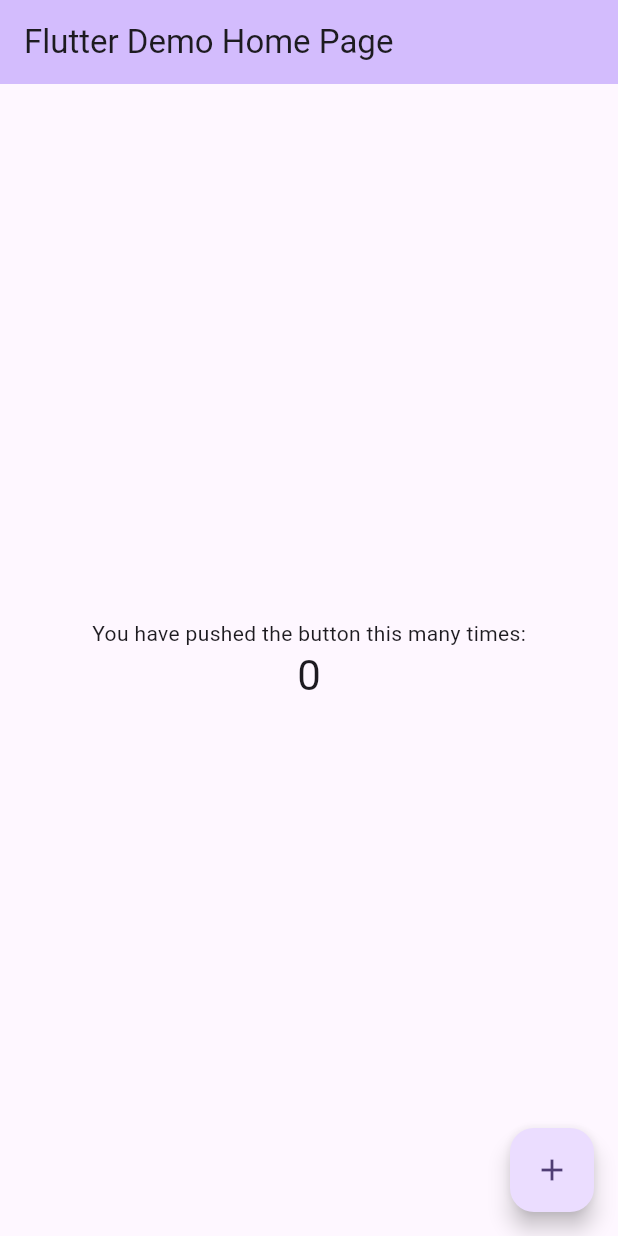
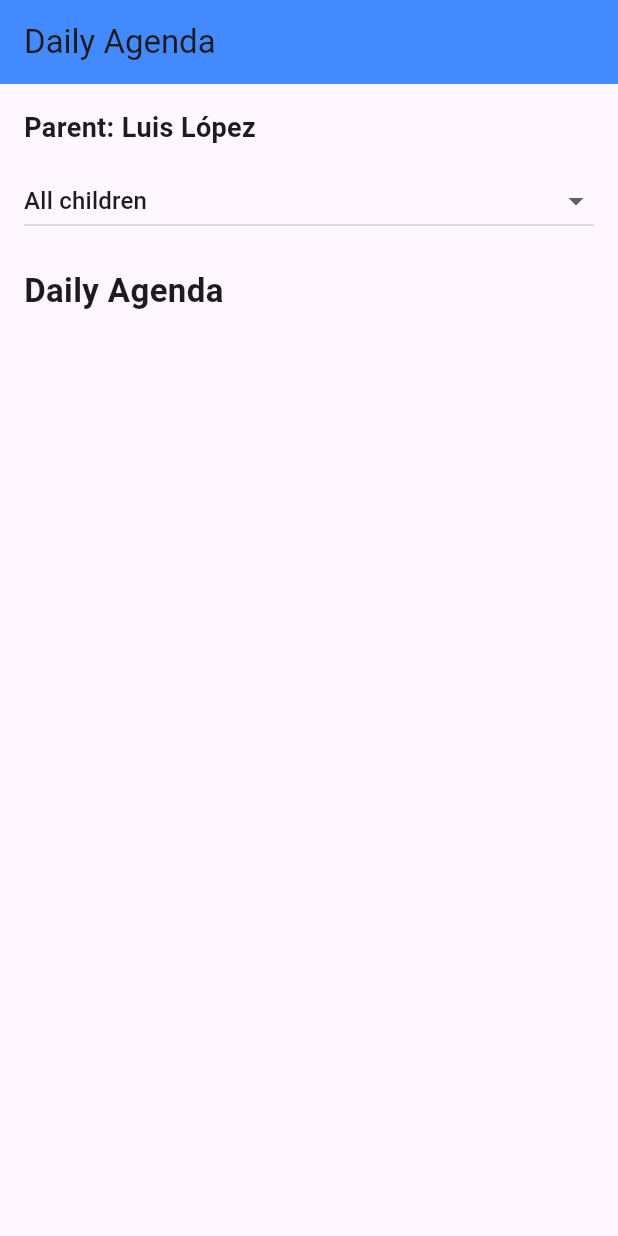
Before and after one commit to cguzmancode/flutter-daily-agenda, a Flutter app: the screen it shows after launch, on a phone screen of 412 x 824 dp. Run offline on Flutter 3.47's test engine with Material 3 defaults, Android fonts, the light colour scheme and no system bars; our stand-ins replace equatable, flutter_bloc.

Commit message:
feat: implement AgendaScreen with parent label and child dropdown selector

```diff
--- a/lib/main.dart
+++ b/lib/main.dart
@@ -1,122 +1,23 @@
+import 'package:daily_agenda/cubit/agenda_cubit.dart';
+import 'package:daily_agenda/screens/agenda_screen.dart';
 import 'package:flutter/material.dart';
+import 'package:flutter_bloc/flutter_bloc.dart';
 
 void main() {
-  runApp(const MyApp());
+  runApp(const DailyAgendaApp());
 }
 
-class MyApp extends StatelessWidget {
-  const MyApp({super.key});
+class DailyAgendaApp extends StatelessWidget {
+  const DailyAgendaApp({super.key});
 
-  // This widget is the root of your application.
   @override
   Widget build(BuildContext context) {
-    return MaterialApp(
-      title: 'Flutter Demo',
-      theme: ThemeData(
-        // This is the theme of your application.
-        //
-        // TRY THIS: Try running your application with "flutter run". You'll see
-        // the application has a purple toolbar. Then, without quitting the app,
-        // try changing the seedColor in the colorScheme below to Colors.green
-        // and then invoke "hot reload" (save your changes or press the "hot
-        // reload" button in a Flutter-supported IDE, or press "r" if you used
-        // the command line to start the app).
-        //
-        // Notice that the counter didn't reset back to zero; the application
-        // state is not lost during the reload. To reset the state, use hot
-        // restart instead.
-        //
-        // This works for code too, not just values: Most code changes can be
-        // tested with just a hot reload.
-        colorScheme: ColorScheme.fromSeed(seedColor: Colors.deepPurple),
+    return BlocProvider(
+      create: (_) => AgendaCubit(),
+      child: const MaterialApp(
+        debugShowCheckedModeBanner: false,
+        home: AgendaScreen(),
       ),
-      home: const MyHomePage(title: 'Flutter Demo Home Page'),
     );
   }
 }
-
-class MyHomePage extends StatefulWidget {
-  const MyHomePage({super.key, required this.title});
-
-  // This widget is the home page of your application. It is stateful, meaning
-  // that it has a State object (defined below) that contains fields that affect
-  // how it looks.
-
-  // This class is the configuration for the state. It holds the values (in this
-  // case the title) provided by the parent (in this case the App widget) and
-  // used by the build method of the State. Fields in a Widget subclass are
-  // always marked "final".
-
-  final String title;
-
-  @override
-  State<MyHomePage> createState() => _MyHomePageState();
-}
-
-class _MyHomePageState extends State<MyHomePage> {
-  int _counter = 0;
-
-  void _incrementCounter() {
-    setState(() {
-      // This call to setState tells the Flutter framework that something has
-      // changed in this State, which causes it to rerun the build method below
-      // so that the display can reflect the updated values. If we changed
-      // _counter without calling setState(), then the build method would not be
-      // called again, and so nothing would appear to happen.
-      _counter++;
-    });
-  }
-
-  @override
-  Widget build(BuildContext context) {
-    // This method is rerun every time setState is called, for instance as done
-    // by the _incrementCounter method above.
-    //
-    // The Flutter framework has been optimized to make rerunning build methods
-    // fast, so that you can just rebuild anything that needs updating rather
-    // than having to individually change instances of widgets.
-    return Scaffold(
-      appBar: AppBar(
-        // TRY THIS: Try changing the color here to a specific color (to
-        // Colors.amber, perhaps?) and trigger a hot reload to see the AppBar
-        // change color while the other colors stay the same.
-        backgroundColor: Theme.of(context).colorScheme.inversePrimary,
-        // Here we take the value from the MyHomePage object that was created by
-        // the App.build method, and use it to set our appbar title.
-        title: Text(widget.title),
-      ),
-      body: Center(
-        // Center is a layout widget. It takes a single child and positions it
-        // in the middle of the parent.
-        child: Column(
-          // Column is also a layout widget. It takes a list of children and
-          // arranges them vertically. By default, it sizes itself to fit its
-          // children horizontally, and tries to be as tall as its parent.
-          //
-          // Column has various properties to control how it sizes itself and
-          // how it positions its children. Here we use mainAxisAlignment to
-          // center the children vertically; the main axis here is the vertical
-          // axis because Columns are vertical (the cross axis would be
-          // horizontal).
-          //
-          // TRY THIS: Invoke "debug painting" (choose the "Toggle Debug Paint"
-          // action in the IDE, or press "p" in the console), to see the
-          // wireframe for each widget.
-          mainAxisAlignment: MainAxisAlignment.center,
-          children: <Widget>[
-            const Text('You have pushed the button this many times:'),
-            Text(
-              '$_counter',
-              style: Theme.of(context).textTheme.headlineMedium,
-            ),
-          ],
-        ),
-      ),
-      floatingActionButton: FloatingActionButton(
-        onPressed: _incrementCounter,
-        tooltip: 'Increment',
-        child: const Icon(Icons.add),
-      ), // This trailing comma makes auto-formatting nicer for build methods.
-    );
-  }
-}
--- /dev/null
+++ b/lib/screens/agenda_screen.dart
@@ -0,0 +1,63 @@
+import 'package:daily_agenda/cubit/agenda_cubit.dart';
+import 'package:daily_agenda/cubit/agenda_state.dart';
+import 'package:daily_agenda/models/child.dart';
+import 'package:flutter/material.dart';
+import 'package:flutter_bloc/flutter_bloc.dart';
+
+import '../data/mock_data.dart';
+
+class AgendaScreen extends StatelessWidget {
+  const AgendaScreen({super.key});
+
+  @override
+  Widget build(BuildContext context) {
+    return Scaffold(
+      appBar: AppBar(
+        title: const Text('Daily Agenda'),
+        backgroundColor: Colors.blueAccent,
+      ),
+      body: Padding(
+        padding: const EdgeInsets.all(16),
+        child: Column(
+          crossAxisAlignment: CrossAxisAlignment.start,
+          children: [
+            const Text(
+              'Parent: Luis López',
+              style: TextStyle(fontSize: 18, fontWeight: FontWeight.w600),
+            ),
+            const SizedBox(height: 12),
+            BlocBuilder<AgendaCubit, AgendaState>(
+              builder: (context, state) {
+                return DropdownButton<String>(
+                  value: state.selectedChildId,
+                  isExpanded: true,
+                  hint: const Text('Select a child'),
+                  items: [
+                    const DropdownMenuItem<String>(
+                      value: null,
+                      child: Text('All children'),
+                    ),
+                    ...mockChildren.map((Child child) {
+                      return DropdownMenuItem<String>(
+                        value: child.id,
+                        child: Text(child.name),
+                      );
+                    }),
+                  ],
+                  onChanged: (String? value) {
+                    context.read<AgendaCubit>().selectChild(value);
+                  },
+                );
+              },
+            ),
+            const SizedBox(height: 20),
+            const Text(
+              'Daily Agenda',
+              style: TextStyle(fontSize: 22, fontWeight: FontWeight.bold),
+            ),
+          ],
+        ),
+      ),
+    );
+  }
+}
```
